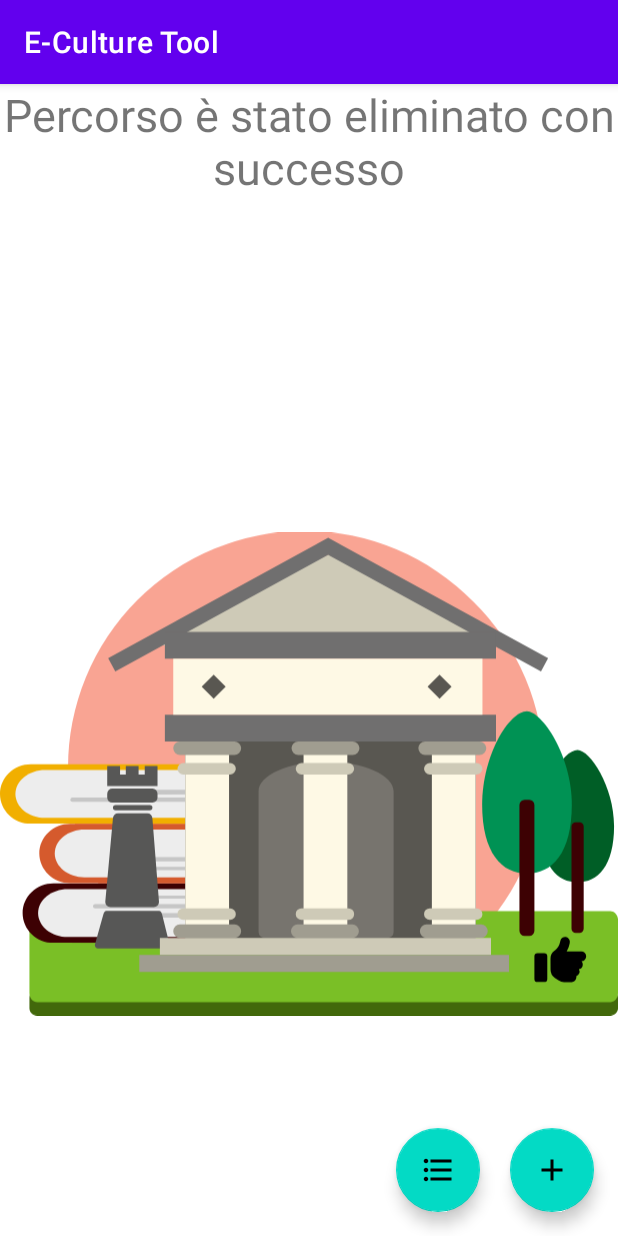
After one commit to mattiange/EProject, an Android app: the fragment CRUDPercorsoEliminatoSuccesso shown on its own in the app's theme, on a phone screen of 412 x 824 dp. The commit adds this screen. Run offline under Robolectric (Android 15) with nearby library versions, the phone set to English and light mode, and no system bars.

```diff
--- /dev/null
+++ b/app/src/main/java/it/sms/eproject/fragment/home/crud/percorso/CRUDPercorsoEliminatoSuccesso.java
@@ -0,0 +1,59 @@
+package it.sms.eproject.fragment.home.crud.percorso;
+
+import android.os.Bundle;
+import android.view.LayoutInflater;
+import android.view.View;
+import android.view.ViewGroup;
+import android.widget.TextView;
+
+import androidx.annotation.NonNull;
+import androidx.annotation.Nullable;
+import androidx.fragment.app.Fragment;
+import androidx.fragment.app.FragmentManager;
+import androidx.fragment.app.FragmentTransaction;
+
+import com.google.android.material.floatingactionbutton.FloatingActionButton;
+
+import it.sms.eproject.R;
+import it.sms.eproject.fragment.home.crud.liste.ListaMusei;
+import it.sms.eproject.fragment.home.crud.liste.ListaPercorso;
+import it.sms.eproject.fragment.home.crud.liste.ListaStati;
+import it.sms.eproject.util.Util;
+
+public class CRUDPercorsoEliminatoSuccesso extends Fragment {
+    @Nullable
+    @Override
+    public View onCreateView(@NonNull LayoutInflater inflater, @Nullable ViewGroup container, @Nullable Bundle savedInstanceState) {
+        View v = inflater.inflate(R.layout.crudpercorso_salvato_successo_fragment, container,false);
+
+        ((TextView)v.findViewById(R.id.titolo)).setText(String.format(getResources().getString(R.string.msg_success_eliminato), getResources().getString(R.string.percorso_uc)));
+
+        ((FloatingActionButton)v.findViewById(R.id.btnNuovoPercorso)).setOnClickListener(v1 -> {
+            Util.visualizzaFragment(() -> {
+                Fragment fragment = new ListaStati();
+
+                FragmentManager fragmentManager = getActivity().getSupportFragmentManager();
+                FragmentTransaction fragmentTransaction = fragmentManager.beginTransaction();
+                fragmentTransaction.replace(R.id.fragmentContainer, fragment);
+                fragmentTransaction.addToBackStack(null).commit();
+            });
+        });
+
+        ((FloatingActionButton)v.findViewById(R.id.btnElencoPercorsi)).setOnClickListener(v1 -> {
+            Util.visualizzaFragment(() -> {
+                Fragment fragment = new ListaPercorso();
+
+                FragmentManager fragmentManager = getActivity().getSupportFragmentManager();
+                FragmentTransaction fragmentTransaction = fragmentManager.beginTransaction();
+                fragmentTransaction.replace(R.id.fragmentContainer, fragment);
+                fragmentTransaction.addToBackStack(null).commit();
+            });
+        });
+
+
+        return v;
+    }
+
+
+
+}
--- /dev/null
+++ b/app/src/main/res/layout/crudpercorso_salvato_successo_fragment.xml
@@ -0,0 +1,51 @@
+<?xml version="1.0" encoding="utf-8"?>
+<androidx.constraintlayout.widget.ConstraintLayout xmlns:android="http://schemas.android.com/apk/res/android"
+    xmlns:app="http://schemas.android.com/apk/res-auto"
+    android:id="@+id/scrollView2"
+    android:layout_width="match_parent"
+    android:layout_height="match_parent"
+    android:background="@color/white">
+
+    <TextView
+        android:id="@+id/titolo"
+        android:layout_width="wrap_content"
+        android:layout_height="wrap_content"
+        android:text="@string/msg_success_salvato"
+        android:textAlignment="center"
+        android:textSize="30sp"
+        app:layout_constraintEnd_toEndOf="parent"
+        app:layout_constraintRight_toLeftOf="parent"
+        app:layout_constraintTop_toTopOf="parent" />
+
+
+    <ImageView
+        android:id="@+id/imageView4"
+        android:layout_width="wrap_content"
+        android:layout_height="wrap_content"
+        app:layout_constraintEnd_toEndOf="parent"
+        app:layout_constraintTop_toBottomOf="@+id/titolo"
+        app:srcCompat="@drawable/successo" />
+
+    <com.google.android.material.floatingactionbutton.FloatingActionButton
+        android:id="@+id/btnNuovoPercorso"
+        android:layout_width="wrap_content"
+        android:layout_height="wrap_content"
+        android:layout_gravity="end|bottom"
+        android:layout_margin="16dp"
+        android:src="@drawable/ic_baseline_add_24"
+        app:layout_constraintBottom_toBottomOf="parent"
+        app:layout_constraintEnd_toEndOf="parent" />
+
+    <com.google.android.material.floatingactionbutton.FloatingActionButton
+        android:id="@+id/btnElencoPercorsi"
+        android:layout_width="wrap_content"
+        android:layout_height="wrap_content"
+        android:layout_gravity="end|bottom"
+        android:layout_marginBottom="16dp"
+        android:layout_marginRight="20dp"
+        android:src="@drawable/ic_baseline_format_list_bulleted_24"
+        app:layout_constraintBottom_toBottomOf="parent"
+        app:layout_constraintEnd_toStartOf="@+id/btnNuovoPercorso" />
+
+
+</androidx.constraintlayout.widget.ConstraintLayout>
--- a/app/src/main/res/values/strings.xml
+++ b/app/src/main/res/values/strings.xml
@@ -154,6 +154,8 @@
     <string name="autore_uc">Autore</string>
     <string name="l_autore">l\'autore</string>
     <string name="del_autore">dell\'museo</string>
+    <string name="percorso_uc">Percorso</string>
+    <string name="del_percorso">del percorso</string>
 
     <!-- Museo -->
     <string name="museum">Museo</string>
@@ -175,6 +177,11 @@
     <string name="museum_hours">Orari di apertura/chiusura: </string>
     <string name="museum_image">Immagine: </string>
     <!-- ///////////////////////////////////////////////// -->
+
+
+    <!-- Museo -->
+    <string name="delete_percorso">Elimina percorso</string>
+    <string name="delete_percorso_msq_question">Vuoi cancellare il percorso selezionato?</string>
 
     <!--======================================= CRUD =======================================-->
     <!-- Autori -->
```
Also changed, not shown: app/src/main/java/it/sms/eproject/data/classes/OggettiHasPercorsi.java (added, +21 -0 lines), app/src/main/java/it/sms/eproject/database/DBPercorso.java (+56 -0 lines), app/src/main/java/it/sms/eproject/database/MyHelper.java (+41 -13 lines), app/src/main/java/it/sms/eproject/fragment/home/crud/liste/ListaPercorso.java (+9 -46 lines), app/src/main/java/it/sms/eproject/fragment/home/crud/percorso/CRUDVisualizzaPercorso.java (added, +157 -0 lines), app/src/main/res/drawable/circle.xml (added, +12 -0 lines), app/src/main/res/layout/crudpercorso_visualizza_fragment.xml (added, +15 -0 lines).
